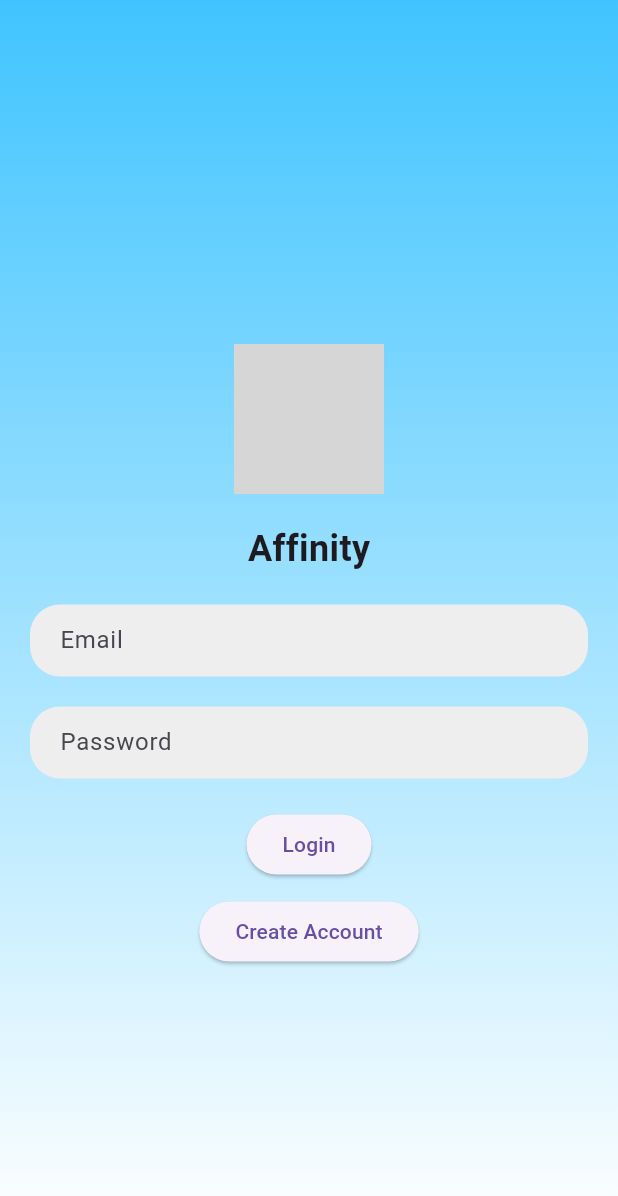
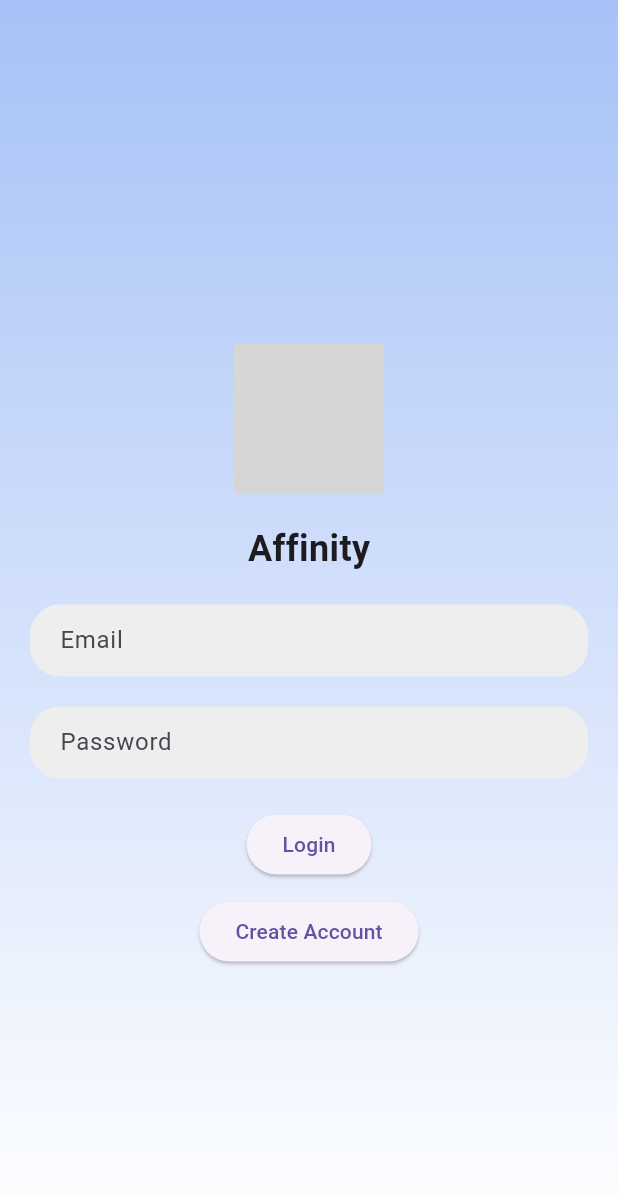
Before and after one commit to Affinity-App/Affinity-App, a Flutter app: the screen it shows after launch, on a phone screen of 412 x 824 dp. Shown: the top 1196 px of the screen. Run offline on Flutter 3.47's test engine with Material 3 defaults, Android fonts, the phone set to English and light mode, and no system bars; grey boxes are pictures that could not be loaded.

```diff
--- a/CardiacEngineering-App/lib/main.dart
+++ b/CardiacEngineering-App/lib/main.dart
@@ -1,7 +1,6 @@
 import 'package:flutter/material.dart';
 
 import 'pages/loginPage.dart'; // Import the loginPage.dart file
-
 
 void main() {
   runApp(const MyApp());
--- a/CardiacEngineering-App/lib/pages/loginPage.dart
+++ b/CardiacEngineering-App/lib/pages/loginPage.dart
@@ -1,7 +1,6 @@
 import 'package:flutter/material.dart';
 import 'createAccountPage.dart'; // Import the createAccountPage.dart
 import 'homePage.dart'; // Import the homePage.dart
-
 
 class loginPage extends StatefulWidget {
   @override
@@ -20,7 +19,7 @@ class _loginPageState extends State<loginPage> {
           gradient: LinearGradient(
             begin: Alignment.topCenter,
             end: Alignment.bottomCenter,
-            colors: [Colors.lightBlueAccent, Colors.white],
+            colors: [Color.fromARGB(255, 167, 194, 247), Colors.white],
           ),
         ),
         child: Padding(
@@ -31,7 +30,7 @@ class _loginPageState extends State<loginPage> {
             children: [
               SizedBox(height: 50.0),
               Image.asset(
-                'assets/images/logo.png',
+                '/Users/dartagnancalitz/EGR302-f/CardiacEngineering-App/lib/assets/images/logo.png',
                 height: 100.0,
               ),
               SizedBox(height: 20.0),
@@ -94,7 +93,8 @@ class _loginPageState extends State<loginPage> {
                   // Navigate to createAccountPage.dart
                   Navigator.push(
                     context,
-                    MaterialPageRoute(builder: (context) => CreateAccountPage()),
+                    MaterialPageRoute(
+                        builder: (context) => CreateAccountPage()),
                   );
                 },
                 child: Text('Create Account'),
```
Also changed, not shown: 6 other files.
